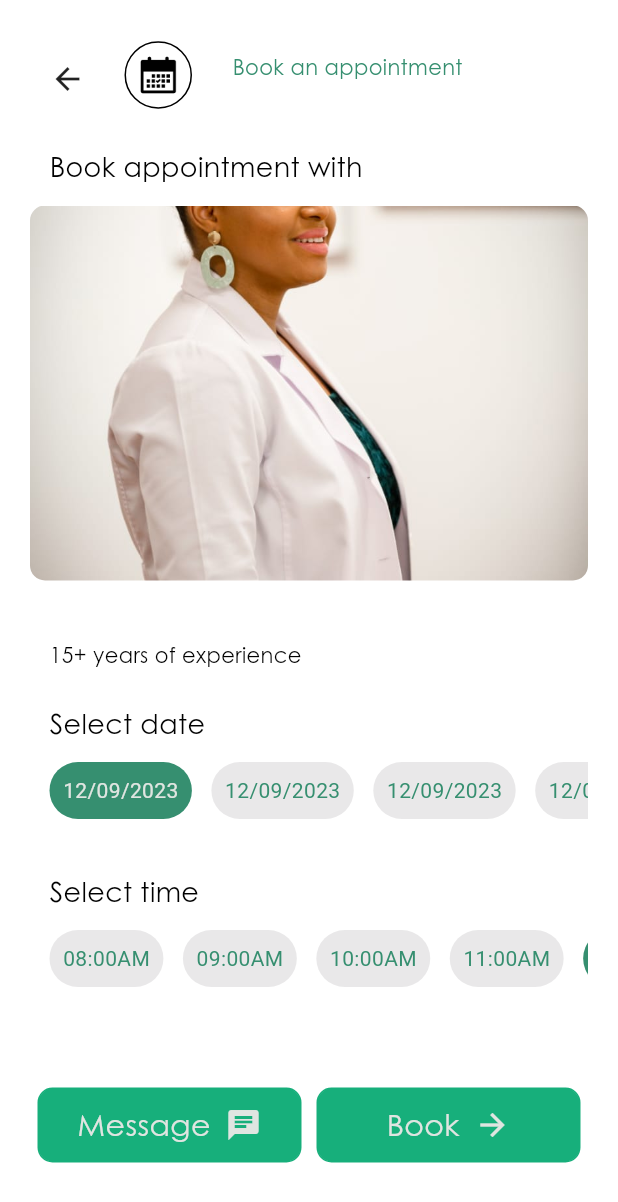
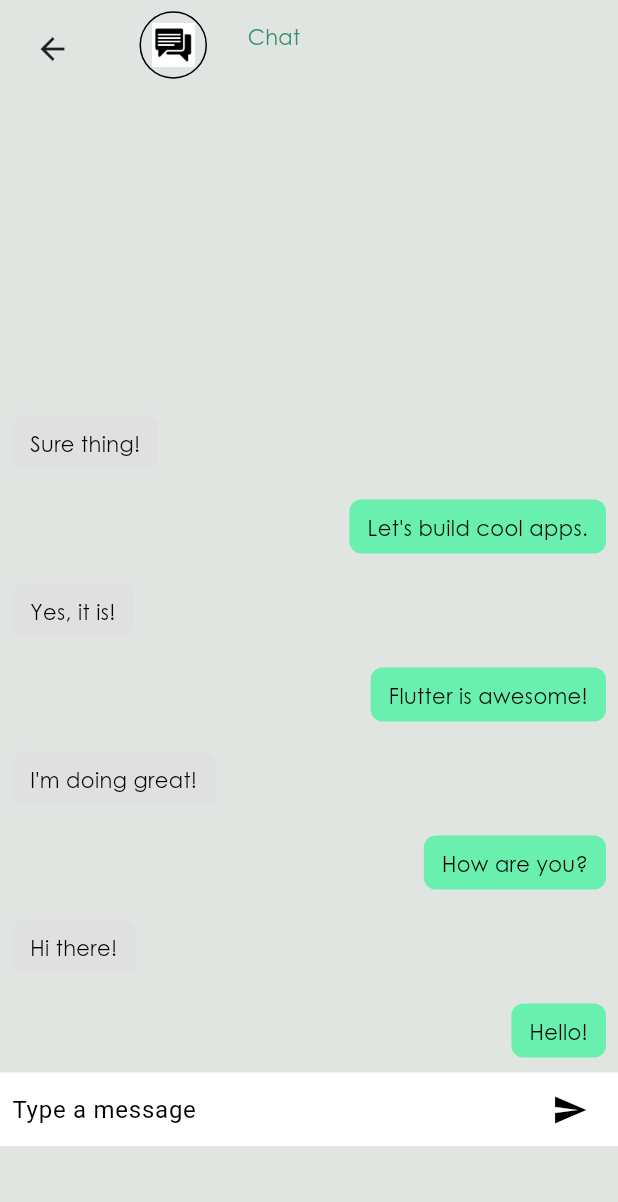
Before and after one commit to janim2/telehealth, a Flutter app: the BookAppointmentsScreen screen opened directly with empty values, after a tap on "Message", on a phone screen of 412 x 824 dp. Shown: the top 1202 px of the screen. Run offline on Flutter 3.47's test engine with Material 2 defaults, Android fonts, the light colour scheme and no system bars; our stand-ins replace device_preview, flutter_bloc, fluttertoast, go_router.

Commit message:
🐝 messaging and video consulation pages added, tests also added

```diff
--- a/lib/src/features/appointment/views/book_appointments.dart
+++ b/lib/src/features/appointment/views/book_appointments.dart
@@ -1,4 +1,5 @@
 import 'package:flutter/material.dart';
+import 'package:go_router/go_router.dart';
 import 'package:telehealth/core/utils/colors.dart';
 import 'package:telehealth/src/features/dashboard/presentation/widgets/circular_structure_with_widget_inside.dart';
 import 'package:telehealth/src/features/health_related/widgets/my_nav_bar.dart';
@@ -210,7 +211,7 @@ class _DashboardState extends State<BookAppointmentsScreen> {
                           icon: Icons.chat,
                           ontap: () {
                             // showMsg("Welcome to Tele Health");
-                            // context.push("/dashboard");
+                            context.push("/messaging");
                           },
                           width: 140,
                         ),
--- a/lib/src/features/dashboard/presentation/views/dashboard.dart
+++ b/lib/src/features/dashboard/presentation/views/dashboard.dart
@@ -66,9 +66,12 @@ class _DashboardState extends State<Dashboard> {
                     menuLabel: "Medication Reminders",
                     circularImageSource: "assets/images/drugs.jpg",
                   ),
-                  const CircularImageTextMenuItem(
+                  CircularImageTextMenuItem(
                     menuLabel: "Videos Consultation",
                     circularImageSource: "assets/images/messaging.jpg",
+                    action: () {
+                      context.push("/video_consultation");
+                    },
                   ),
                   const CircularImageTextMenuItem(
                     menuLabel: "Secure Messaging",
--- /dev/null
+++ b/lib/src/features/messaging/views/messaging.dart
@@ -0,0 +1,110 @@
+import 'package:flutter/material.dart';
+
+import '../../health_related/widgets/my_nav_bar.dart';
+
+class MessagingScreen extends StatefulWidget {
+  const MessagingScreen({super.key});
+
+  @override
+  State<MessagingScreen> createState() => _MessagingScreenState();
+}
+
+class _MessagingScreenState extends State<MessagingScreen> {
+  @override
+  Widget build(BuildContext context) {
+    return Scaffold(
+      body: ListView(
+        children: [
+          SafeArea(
+            child: SizedBox(
+              height: MediaQuery.of(context).size.height - 60,
+              child: Column(
+                children: [
+                  const MyNavbar(
+                      navLabel: "Chat", imageSource: "assets/images/chat.jpg"),
+                  Expanded(
+                    child: ListView.builder(
+                      itemCount: chatMessages.length,
+                      reverse: true,
+                      itemBuilder: (context, index) {
+                        final message = chatMessages[index];
+                        return ChatMessage(
+                          message: message,
+                          isMe: index % 2 ==
+                              0, // Alternate sender for demonstration
+                        );
+                      },
+                    ),
+                  ),
+                  const Divider(height: 1),
+                  _buildMessageInputField(),
+                ],
+              ),
+            ),
+          ),
+        ],
+      ),
+    );
+  }
+
+  Widget _buildMessageInputField() {
+    return Container(
+      padding: const EdgeInsets.symmetric(horizontal: 8.0),
+      decoration: BoxDecoration(
+        color: Theme.of(context).cardColor,
+      ),
+      child: Row(
+        children: [
+          const Expanded(
+            child: TextField(
+              decoration: InputDecoration.collapsed(hintText: 'Type a message'),
+            ),
+          ),
+          IconButton(
+            icon: const Icon(Icons.send),
+            onPressed: () {
+              // TODO: Implement sending messages
+            },
+          ),
+        ],
+      ),
+    );
+  }
+}
+
+class ChatMessage extends StatelessWidget {
+  final String message;
+  final bool isMe;
+
+  const ChatMessage({super.key, required this.message, required this.isMe});
+
+  @override
+  Widget build(BuildContext context) {
+    return Container(
+      margin: const EdgeInsets.symmetric(vertical: 10.0, horizontal: 8.0),
+      alignment: isMe ? Alignment.centerRight : Alignment.centerLeft,
+      child: Container(
+        padding: const EdgeInsets.symmetric(horizontal: 12.0, vertical: 8.0),
+        decoration: BoxDecoration(
+          color: isMe ? Colors.greenAccent : Colors.grey[300],
+          borderRadius: BorderRadius.circular(8.0),
+        ),
+        child: Text(
+          message,
+          style: const TextStyle(fontFamily: "CenturyGothic"),
+        ),
+      ),
+    );
+  }
+}
+
+List<String> chatMessages = [
+  'Hello!',
+  'Hi there!',
+  'How are you?',
+  'I\'m doing great!',
+  'Flutter is awesome!',
+  'Yes, it is!',
+  'Let\'s build cool apps.',
+  'Sure thing!',
+];
--- a/lib/src/router.dart
+++ b/lib/src/router.dart
@@ -4,7 +4,10 @@ import 'package:telehealth/src/features/auth/presentation/views/auth.dart';
 import 'package:telehealth/src/features/dashboard/presentation/views/dashboard.dart';
 import 'package:telehealth/src/features/health_related/views/health_info_details.dart';
 import 'package:telehealth/src/features/health_related/views/health_related.dart';
+import 'package:telehealth/src/features/messaging/views/messaging.dart';
 import 'package:telehealth/src/features/splash/presentation/views/splash_screen.dart';
+import 'package:telehealth/src/features/video_consultation/views/video_chat.dart';
+import 'package:telehealth/src/features/video_consultation/views/video_consultation.dart';
 
 import 'features/appointment/views/book_appointments.dart';
 
@@ -50,15 +53,20 @@ final router = GoRouter(
     //     roomType: state.params['roomType'],
     //   ),
     // ),
-    // GoRoute(
-    //   path: '/tv',
-    //   builder: (context, state) => const TvPage(),
-    // ),
-    // GoRoute(
-    //   path: '/lights',
-    //   builder: (context, state) => const LightsPage(),
-    // ),
-
+    GoRoute(
+      path: '/messaging',
+      builder: (context, state) => const MessagingScreen(),
+    ),
+    GoRoute(
+      path: '/video_consultation',
+      builder: (context, state) => const VideoConsultationScreen(),
+    ),
+    GoRoute(
+      path: '/video_conference/:drName',
+      builder: (context, state) => VideoConferenceScreen(
+        drName: state.params['drName'],
+      ),
+    ),
     // GoRoute(
     //     path: '/login',
     //     builder: (context, state) => const LoginPage(),
```
Also changed, not shown: lib/src/features/video_consultation/views/video_chat.dart (added, +80 -0 lines), lib/src/features/video_consultation/views/video_consultation.dart (added, +67 -0 lines), lib/src/features/video_consultation/widgets/circular_with_image.dart (added, +32 -0 lines), 4 other files.
